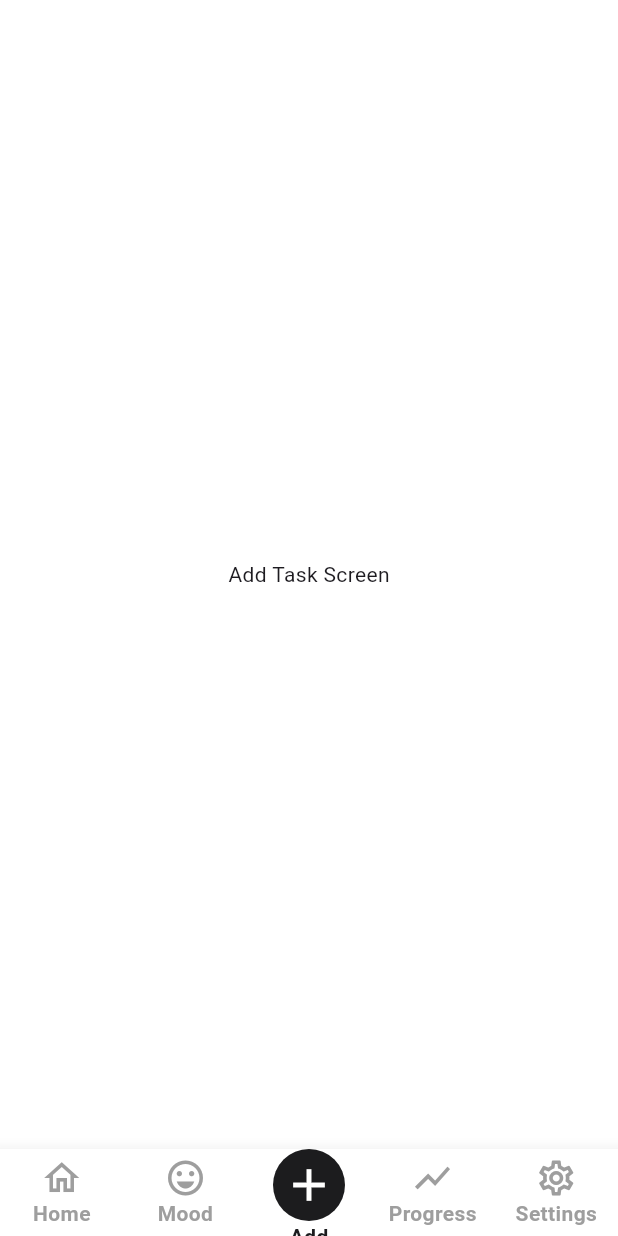
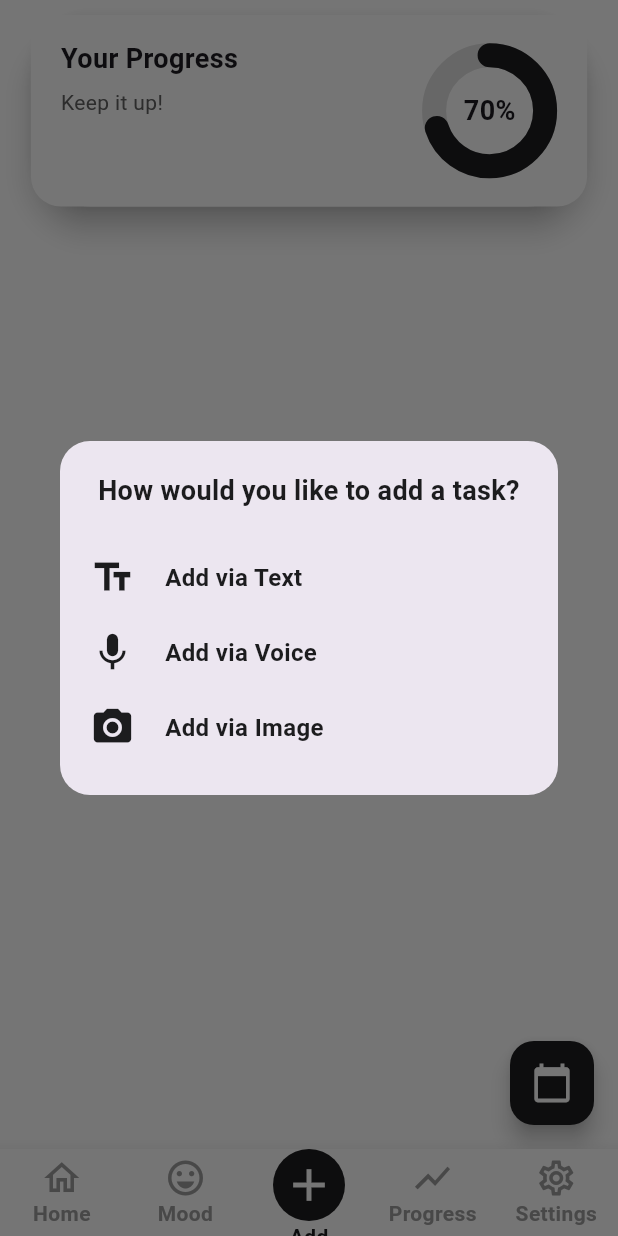
Before and after one commit to Faizan-Afzal2/marham_softec_frontend, a Flutter app: the screen it shows after launch, item 3 of the bottom bar chosen, on a phone screen of 412 x 824 dp. Run offline on Flutter 3.47's test engine with Material 3 defaults, Android fonts, the phone set to English and light mode, and no system bars; drawn by our look-alikes of percent_indicator, stylish_bottom_bar; our stand-ins replace go_router, google_fonts, image_picker, shared_preferences.

Commit message:
Add task screens added

```diff
--- a/lib/core/routing/router.dart
+++ b/lib/core/routing/router.dart
@@ -39,6 +39,14 @@ final router = GoRouter(
       path: '/calendar', // <<< add this outside the ShellRoute
       builder: (context, state) => const CalendarScreen(),
     ),
+    GoRoute(
+  path: '/addTask',
+  builder: (context, state) {
+    final String data = state.extra as String;
+    return AddTaskScreen(data: data);
+  },
+),
+
     ShellRoute(
       builder: (context, state, child) {
         return RootScreen(child: child,);// Always show nav bar
@@ -53,9 +61,6 @@ final router = GoRouter(
           builder: (context, state) => const MoodScreen(),
         ),
         GoRoute(
-          path: '/addTask',
-          builder: (context, state) => const AddTask(),
-        ),GoRoute(
           path: '/progress',
           builder: (context, state) => const ProgressScreen(),
         ),GoRoute(
--- a/lib/features/home/view/home_screen.dart
+++ b/lib/features/home/view/home_screen.dart
@@ -37,7 +37,7 @@ Widget build(BuildContext context) {
       child: Icon(
         Icons.calendar_today,
         size: 28,
-        color: Colors.white,
+        color: AppColors.backgroundLight,
       ),
     ),
   );
--- a/lib/features/home/widget/progress_bar.dart
+++ b/lib/features/home/widget/progress_bar.dart
@@ -17,13 +17,13 @@ class ProgressFloatingCard extends StatelessWidget {
           child: Material(
             elevation: 8,
             borderRadius: BorderRadius.circular(40),
-            color: Colors.white,
+            color: AppColors.backgroundLight,
             child: Container(
               width: MediaQuery.of(context).size.width * 0.9, // 90% screen width
               height: MediaQuery.of(context).size.height * 0.155,
               padding: const EdgeInsets.symmetric(horizontal: 20, vertical: 16),
               decoration: BoxDecoration(
-                color: Colors.white,
+                color: AppColors.backgroundLight,
                 borderRadius: BorderRadius.circular(20),
               ),
               child: Row(
--- a/lib/features/root/view/root_screen.dart
+++ b/lib/features/root/view/root_screen.dart
@@ -1,10 +1,12 @@
 import 'package:flutter/material.dart';
 import 'package:go_router/go_router.dart';
 import 'package:marham_softec/core/theme/app_colors.dart';
+import 'package:marham_softec/features/root/widgets/add_task_dialog.dart';
 import 'package:stylish_bottom_bar/stylish_bottom_bar.dart';
 
+
 class RootScreen extends StatefulWidget {
-  final Widget child; // <<<<< Add this
+  final Widget child;
 
   const RootScreen({Key? key, required this.child}) : super(key: key);
 
@@ -18,23 +20,22 @@ class _RootScreenState extends State<RootScreen> {
   final List<String> _routes = [
     '/home',
     '/mood',
-    '/addTask', // Center button
+    '/addTask', // Center button (No longer used for navigation)
     '/progress',
     '/setting',
   ];
 
   @override
-  @override
   Widget build(BuildContext context) {
     return Scaffold(
-      body: widget.child, // <<< Show the current page (Home, Mood, etc.)
+      body: widget.child, // Show the current screen (Home, Mood, etc.)
       bottomNavigationBar: StylishBottomBar(
         currentIndex: _selectedIndex,
         elevation: 10,
         option: AnimatedBarOptions(
-    iconStyle: IconStyle.Default, // <<< Your requirement
+          iconStyle: IconStyle.Default,
           opacity: 0.2,
-    iconSize: 28, // default icon size for normal items
+          iconSize: 28, // Default size for normal icons
         ),
         items: [
           BottomBarItem(
@@ -55,12 +56,12 @@ class _RootScreenState extends State<RootScreen> {
               padding: EdgeInsets.all(6),
               decoration: BoxDecoration(
                 shape: BoxShape.circle,
-          color: AppColors.backgroundDark, // optional: background circle
+                color: AppColors.backgroundDark,
               ),
               child: Icon(
                 Icons.add,
-          size: 36, // <<< Bigger size for plus icon
-          color: Colors.white,
+                size: 36, // Larger icon size
+                color: AppColors.backgroundLight
               ),
             ),
             title: Text('Add'),
@@ -82,10 +83,25 @@ class _RootScreenState extends State<RootScreen> {
           setState(() {
             _selectedIndex = index;
           });
+
+          // If the center button is clicked (index 2), show the Add Task Dialog
+          if (index == 2) {
+            _showAddTaskDialog(context);
+          } else {
             context.go(_routes[index]);
+          }
         },
-)
+      ),
+    );
+  }
 
+  // Function to show the Add Task Dialog
+  void _showAddTaskDialog(BuildContext context) {
+    showDialog(
+      context: context,
+      builder: (BuildContext context) {
+        return AddTaskDialog(); // Custom dialog for adding tasks
+      },
     );
   }
 }
--- /dev/null
+++ b/lib/features/root/widgets/add_task_dialog.dart
@@ -0,0 +1,99 @@
+import 'package:flutter/material.dart';
+import 'package:go_router/go_router.dart';
+import 'package:marham_softec/core/theme/app_colors.dart';
+
+class AddTaskDialog extends StatelessWidget {
+  const AddTaskDialog({Key? key}) : super(key: key);
+
+  @override
+  Widget build(BuildContext context) {
+    return Dialog(
+      shape: RoundedRectangleBorder(
+        borderRadius: BorderRadius.circular(20), // Rounded corners
+      ),
+      elevation: 16,
+      child: Container(
+        padding: const EdgeInsets.all(20),
+        width: MediaQuery.of(context).size.width *
+            0.9, // Customize width as per your design
+        child: Column(
+          mainAxisSize: MainAxisSize.min,
+          children: [
+            Text(
+              'How would you like to add a task?',
+              style: TextStyle(
+                fontSize: 18,
+                fontWeight: FontWeight.bold,
+                color: AppColors.backgroundDark,
+              ),
+              textAlign: TextAlign.center,
+            ),
+            SizedBox(height: 20),
+            OptionButton(
+              icon: Icons.text_fields,
+              label: 'Add via Text',
+              onTap: () {
+                context.push('/addTask', extra: "text");
+              },
+            ),
+            OptionButton(
+              icon: Icons.mic,
+              label: 'Add via Voice',
+              onTap: () {
+                context.push('/addTask', extra: "voice");
+              },
+            ),
+            OptionButton(
+              icon: Icons.camera_alt,
+              label: 'Add via Image',
+              onTap: () {
+                context.push('/addTask', extra: "image");
+              },
+            ),
+          ],
+        ),
+      ),
+    );
+  }
+}
+
+class OptionButton extends StatelessWidget {
+  final IconData icon;
+  final String label;
+  final VoidCallback onTap;
+
+  const OptionButton({
+    Key? key,
+    required this.icon,
+    required this.label,
+    required this.onTap,
+  }) : super(key: key);
+
+  @override
+  Widget build(BuildContext context) {
+    return GestureDetector(
+      onTap: onTap,
+      child: Padding(
+        padding: const EdgeInsets.symmetric(vertical: 10),
+        child: Row(
+          children: [
+            Icon(
+              icon,
+              size: 30,
+              color: AppColors.backgroundDark,
+            ),
+            SizedBox(width: 20),
+            Text(
+              label,
+              style: TextStyle(
+                fontSize: 16,
+                color: AppColors.backgroundDark,
+                fontWeight: FontWeight.w600,
+              ),
+            ),
+          ],
+        ),
+      ),
+    );
+  }
+}
--- a/pubspec.yaml
+++ b/pubspec.yaml
@@ -34,6 +34,7 @@ dependencies:
   go_router: ^15.1.1
   provider: ^6.1.4
   shared_preferences: ^2.5.3
+  image_picker: ^1.0.4
 
   # The following adds the Cupertino Icons font to your application.
   # Use with the CupertinoIcons class for iOS style icons.
```
Also changed, not shown: lib/features/addTask/view/add_task_screen.dart (+150 -12 lines), 1 other file. Lines whose indentation alone changed are shown as unchanged.
